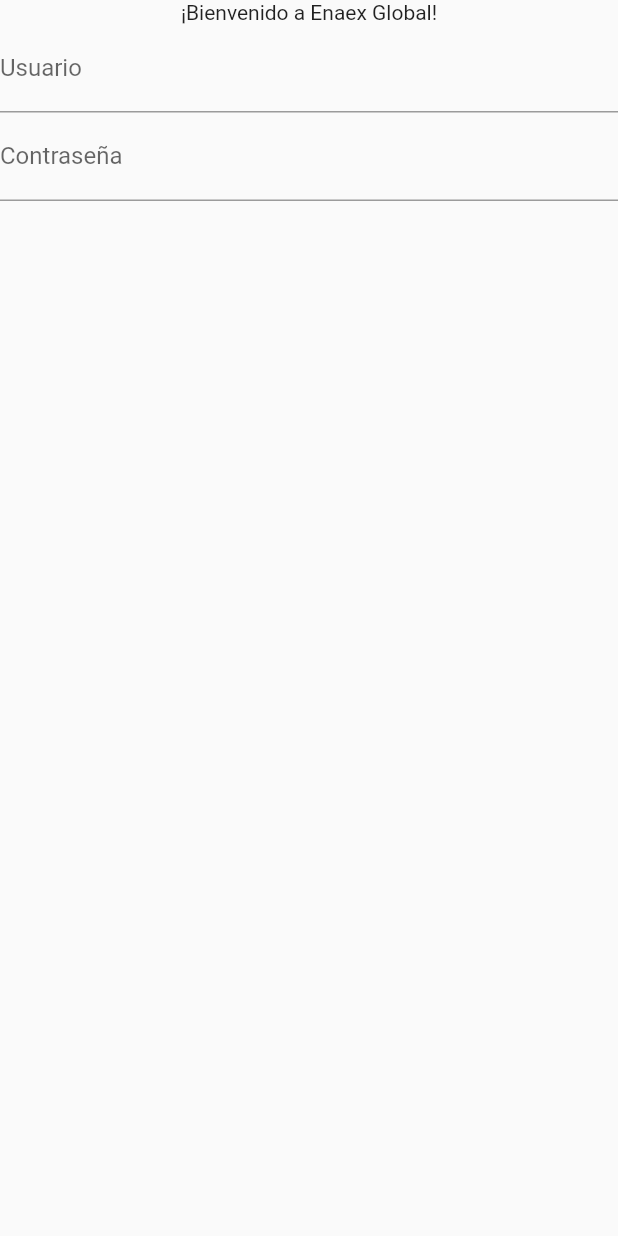
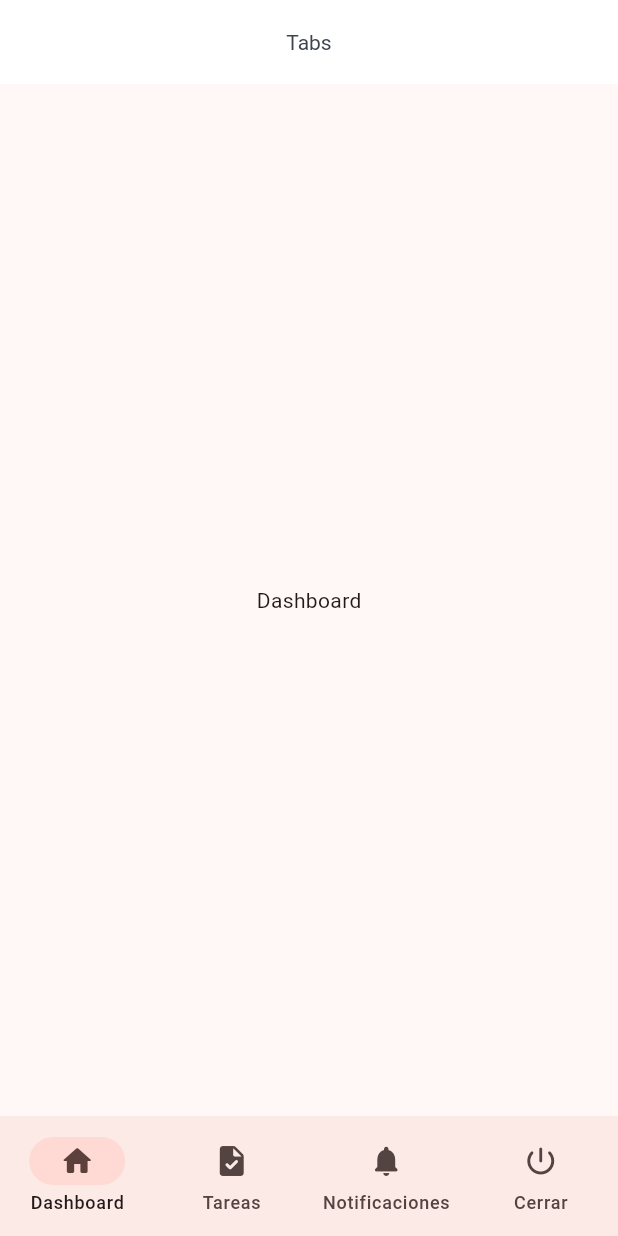
Before and after one commit to Carranza32/enaex_app, a Flutter app: the screen it shows after launch, on a phone screen of 412 x 824 dp. Run offline on Flutter 3.47's test engine with Material 2 defaults, Android fonts, the phone set to English and light mode, and no system bars; our stand-ins replace get.

Commit message:
tab navigation with getX

```diff
--- a/lib/main.dart
+++ b/lib/main.dart
@@ -13,12 +13,14 @@ class MyApp extends StatelessWidget {
 		return GetMaterialApp(
 			title: 'Enaex App',
 			getPages: Routes.route,
-			initialRoute: '/login',
+			initialRoute: '/tabs',
 			locale: const Locale('es', 'ES'),
 			translations: LanguageTranslations(),
 			fallbackLocale: const Locale('es'),
 			debugShowCheckedModeBanner: false,
 			theme: ThemeData(
+        useMaterial3: true,
+        colorSchemeSeed: Colors.red,
 				visualDensity: VisualDensity.adaptivePlatformDensity,
 				appBarTheme: const AppBarTheme(
 					color: Colors.white,
--- /dev/null
+++ b/lib/src/controllers/TabController.dart
@@ -0,0 +1,18 @@
+import 'package:flutter/material.dart';
+import 'package:get/get.dart';
+
+class TabsController extends GetxController {
+  final PageController pageController = PageController();
+  int currentIndex = 0;
+
+  void setCurrentIndex(int index) {
+    currentIndex = index;
+
+    if (index == 3) {
+      Get.offAllNamed('/login');
+    }
+
+    pageController.animateToPage(index, duration: const Duration(milliseconds: 250), curve: Curves.easeOut);
+    update();
+  }
+}
--- /dev/null
+++ b/lib/src/screens/dashboard_screen.dart
@@ -0,0 +1,14 @@
+import 'package:flutter/material.dart';
+
+class DashboardScreen extends StatelessWidget {
+  const DashboardScreen({super.key});
+
+  @override
+  Widget build(BuildContext context) {
+    return Container(
+      child: Center(
+        child: Text("Dashboard"),
+      ),
+    );
+  }
+}
--- a/lib/src/screens/index.dart
+++ b/lib/src/screens/index.dart
@@ -1 +1,5 @@
 export './auth/login.dart';
+export './tab_screen.dart';
+export './notifications_screen.dart';
+export './dashboard_screen.dart';
+export './task_screen.dart';
--- /dev/null
+++ b/lib/src/screens/tab_screen.dart
@@ -0,0 +1,40 @@
+import 'package:enaex_app/src/controllers/TabController.dart';
+import 'package:enaex_app/src/widgets/navigation_widget.dart';
+import 'package:get/get.dart';
+
+import './index.dart';
+import 'package:flutter/material.dart';
+
+class TabScreen extends StatelessWidget {
+  TabScreen({super.key});
+
+  @override
+  Widget build(BuildContext context) {
+    return SafeArea(
+      child: Scaffold(
+        appBar: AppBar(
+          title: const Text("Tabs"),
+        ),
+        body: _Pages(),
+        bottomNavigationBar: const NavigationWidget(),
+      ),
+    );
+  }
+}
+
+class _Pages extends StatelessWidget {
+  @override
+  Widget build(BuildContext context) {
+    TabsController tabController = Get.put(TabsController());
+
+    return PageView(
+      controller: tabController.pageController,
+      physics: const NeverScrollableScrollPhysics(),
+      children: const [
+        DashboardScreen(),
+        TaskScreen(),
+        NotificationsScreen(),
+      ],
+    );
+  }
+}
--- a/lib/src/utils/router.dart
+++ b/lib/src/utils/router.dart
@@ -8,5 +8,9 @@ class Routes {
 			name: '/login',
 			page: () => const LoginScreen(),
 		),
+    GetPage(
+      name: '/tabs',
+      page: () => TabScreen(),
+    ),
 	];
 }
--- /dev/null
+++ b/lib/src/widgets/navigation_widget.dart
@@ -0,0 +1,36 @@
+import 'package:enaex_app/src/controllers/TabController.dart';
+import 'package:flutter/material.dart';
+import 'package:get/get.dart';
+
+class NavigationWidget extends StatelessWidget {
+  const NavigationWidget({super.key});
+
+  @override
+  Widget build(BuildContext context) {
+
+    return GetBuilder<TabsController>(
+      builder: (controller) => NavigationBar(
+        selectedIndex: controller.currentIndex,
+        onDestinationSelected: (i) => controller.setCurrentIndex(i),
+        destinations: const [
+          NavigationDestination(
+            icon: Icon(Icons.home_rounded),
+            label: 'Dashboard',
+          ),
+          NavigationDestination(
+            icon: Icon(Icons.task_rounded),
+            label: 'Tareas',
+          ),
+          NavigationDestination(
+            icon: Icon(Icons.notifications_rounded),
+            label: 'Notificaciones',
+          ),
+          NavigationDestination(
+            icon: Icon(Icons.power_settings_new_rounded),
+            label: 'Cerrar',
+          ),
+        ],
+      ),
+    );
+  }
+}
--- a/pubspec.yaml
+++ b/pubspec.yaml
@@ -44,6 +44,7 @@ dependencies:
   pdf: ^3.10.3
   flutter_native_splash: ^2.3.0
   pinput: ^2.2.31
+  font_awesome_flutter: ^10.4.0
 
 dev_dependencies:
   flutter_test:
```
Also changed, not shown: lib/src/constants.dart (+13 -1 lines), lib/src/screens/auth/login.dart (+14 -3 lines), lib/src/screens/notifications_screen.dart (added, +14 -0 lines), lib/src/screens/task_screen.dart (added, +14 -0 lines), pubspec.lock, 1 other file.
